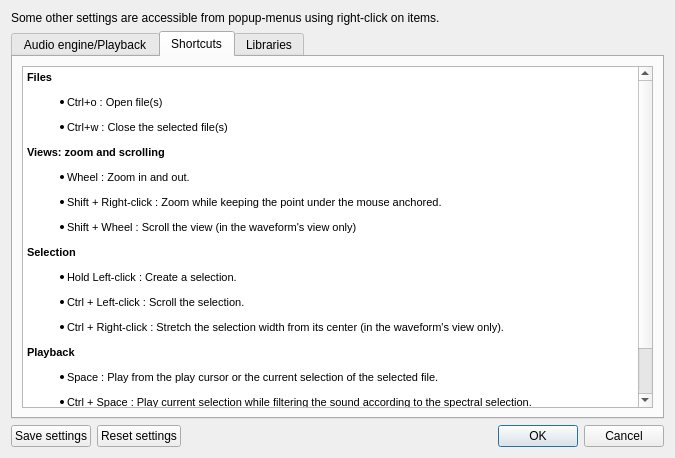
Qt form src/wdialogsettings.ui (gillesdegottex/dfasma) before a commit.
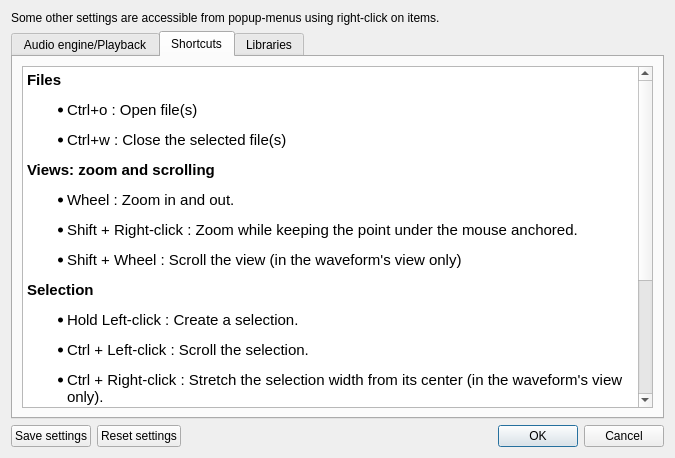
The same form after that commit. The open tabs and pages were chosen to show the change.

```diff
--- a/src/wdialogsettings.ui
+++ b/src/wdialogsettings.ui
@@ -187,22 +187,22 @@
           <string>&lt;!DOCTYPE HTML PUBLIC &quot;-//W3C//DTD HTML 4.0//EN&quot; &quot;http://www.w3.org/TR/REC-html40/strict.dtd&quot;&gt;
 &lt;html&gt;&lt;head&gt;&lt;meta name=&quot;qrichtext&quot; content=&quot;1&quot; /&gt;&lt;style type=&quot;text/css&quot;&gt;
 p, li { white-space: pre-wrap; }
-&lt;/style&gt;&lt;/head&gt;&lt;body style=&quot; font-family:'MS Shell Dlg 2'; font-size:8pt; font-weight:400; font-style:normal;&quot;&gt;
-&lt;p style=&quot; margin-top:12px; margin-bottom:12px; margin-left:0px; margin-right:0px; -qt-block-indent:0; text-indent:0px;&quot;&gt;&lt;span style=&quot; font-family:'Ubuntu'; font-weight:600;&quot;&gt;Files&lt;/span&gt;&lt;/p&gt;
-&lt;ul style=&quot;margin-top: 0px; margin-bottom: 0px; margin-left: 0px; margin-right: 0px; -qt-list-indent: 1;&quot;&gt;&lt;li style=&quot; font-family:'Ubuntu';&quot; style=&quot; margin-top:12px; margin-bottom:12px; margin-left:0px; margin-right:0px; -qt-block-indent:0; text-indent:0px;&quot;&gt;Ctrl+o : Open file(s)&lt;/li&gt;
-&lt;li style=&quot; font-family:'Ubuntu';&quot; style=&quot; margin-top:12px; margin-bottom:12px; margin-left:0px; margin-right:0px; -qt-block-indent:0; text-indent:0px;&quot;&gt;Ctrl+w : Close the selected file(s)&lt;/li&gt;&lt;/ul&gt;
-&lt;p style=&quot; margin-top:12px; margin-bottom:12px; margin-left:0px; margin-right:0px; -qt-block-indent:0; text-indent:0px;&quot;&gt;&lt;span style=&quot; font-family:'Ubuntu'; font-weight:600;&quot;&gt;Views: zoom and scrolling&lt;/span&gt;&lt;/p&gt;
-&lt;ul style=&quot;margin-top: 0px; margin-bottom: 0px; margin-left: 0px; margin-right: 0px; -qt-list-indent: 1;&quot;&gt;&lt;li style=&quot; font-family:'Ubuntu';&quot; style=&quot; margin-top:12px; margin-bottom:12px; margin-left:0px; margin-right:0px; -qt-block-indent:0; text-indent:0px;&quot;&gt;Wheel : Zoom in and out.&lt;/li&gt;
-&lt;li style=&quot; font-family:'Ubuntu';&quot; style=&quot; margin-top:12px; margin-bottom:12px; margin-left:0px; margin-right:0px; -qt-block-indent:0; text-indent:0px;&quot;&gt;Shift + Right-click : Zoom while keeping the point under the mouse anchored.&lt;/li&gt;&lt;/ul&gt;
-&lt;ul style=&quot;margin-top: 0px; margin-bottom: 0px; margin-left: 0px; margin-right: 0px; -qt-list-indent: 1;&quot;&gt;&lt;li style=&quot; font-family:'Ubuntu';&quot; style=&quot; margin-top:12px; margin-bottom:12px; margin-left:0px; margin-right:0px; -qt-block-indent:0; text-indent:0px;&quot;&gt;Shift + Wheel : Scroll the view (in the waveform's view only)&lt;/li&gt;&lt;/ul&gt;
-&lt;p style=&quot; margin-top:12px; margin-bottom:12px; margin-left:0px; margin-right:0px; -qt-block-indent:0; text-indent:0px;&quot;&gt;&lt;span style=&quot; font-family:'Ubuntu'; font-weight:600;&quot;&gt;Selection&lt;/span&gt;&lt;/p&gt;
-&lt;ul style=&quot;margin-top: 0px; margin-bottom: 0px; margin-left: 0px; margin-right: 0px; -qt-list-indent: 1;&quot;&gt;&lt;li style=&quot; font-family:'Ubuntu';&quot; style=&quot; margin-top:12px; margin-bottom:12px; margin-left:0px; margin-right:0px; -qt-block-indent:0; text-indent:0px;&quot;&gt;Hold Left-click : Create a selection.&lt;/li&gt;
-&lt;li style=&quot; font-family:'Ubuntu';&quot; style=&quot; margin-top:12px; margin-bottom:12px; margin-left:0px; margin-right:0px; -qt-block-indent:0; text-indent:0px;&quot;&gt;Ctrl + Left-click : Scroll the selection.&lt;/li&gt;
-&lt;li style=&quot; font-family:'Ubuntu';&quot; style=&quot; margin-top:12px; margin-bottom:12px; margin-left:0px; margin-right:0px; -qt-block-indent:0; text-indent:0px;&quot;&gt;Ctrl + Right-click : Stretch the selection width from its center (in the waveform's view only).&lt;/li&gt;&lt;/ul&gt;
-&lt;p style=&quot; margin-top:12px; margin-bottom:12px; margin-left:0px; margin-right:0px; -qt-block-indent:0; text-indent:0px;&quot;&gt;&lt;span style=&quot; font-family:'Ubuntu'; font-weight:600;&quot;&gt;Playback&lt;/span&gt;&lt;/p&gt;
-&lt;ul style=&quot;margin-top: 0px; margin-bottom: 0px; margin-left: 0px; margin-right: 0px; -qt-list-indent: 1;&quot;&gt;&lt;li style=&quot; font-family:'Ubuntu';&quot; style=&quot; margin-top:12px; margin-bottom:12px; margin-left:0px; margin-right:0px; -qt-block-indent:0; text-indent:0px;&quot;&gt;Space : Play from the play cursor or the current selection of the selected file.&lt;/li&gt;
-&lt;li style=&quot; font-family:'Ubuntu';&quot; style=&quot; margin-top:12px; margin-bottom:12px; margin-left:0px; margin-right:0px; -qt-block-indent:0; text-indent:0px;&quot;&gt;Ctrl + Space : Play current selection while filtering the sound according to the spectral selection.&lt;br /&gt;The filtered time section then becomes redish in order to inform that the waveform has been temporarily altered.&lt;br /&gt;Playing the sound by pressing the Space bar again will restore the original waveform.&lt;/li&gt;&lt;/ul&gt;
-&lt;p style=&quot;-qt-paragraph-type:empty; margin-top:12px; margin-bottom:12px; margin-left:0px; margin-right:0px; -qt-block-indent:0; text-indent:0px;&quot;&gt;&lt;br /&gt;&lt;/p&gt;&lt;/body&gt;&lt;/html&gt;</string>
+&lt;/style&gt;&lt;/head&gt;&lt;body style=&quot; font-family:'Ubuntu'; font-size:11pt; font-weight:400; font-style:normal;&quot;&gt;
+&lt;p style=&quot; margin-top:12px; margin-bottom:12px; margin-left:0px; margin-right:0px; -qt-block-indent:0; text-indent:0px;&quot;&gt;&lt;span style=&quot; font-weight:600;&quot;&gt;Files&lt;/span&gt;&lt;/p&gt;
+&lt;ul style=&quot;margin-top: 0px; margin-bottom: 0px; margin-left: 0px; margin-right: 0px; -qt-list-indent: 1;&quot;&gt;&lt;li style=&quot; margin-top:12px; margin-bottom:12px; margin-left:0px; margin-right:0px; -qt-block-indent:0; text-indent:0px;&quot;&gt;Ctrl+o : Open file(s)&lt;/li&gt;
+&lt;li style=&quot; margin-top:12px; margin-bottom:12px; margin-left:0px; margin-right:0px; -qt-block-indent:0; text-indent:0px;&quot;&gt;Ctrl+w : Close the selected file(s)&lt;/li&gt;&lt;/ul&gt;
+&lt;p style=&quot; margin-top:12px; margin-bottom:12px; margin-left:0px; margin-right:0px; -qt-block-indent:0; text-indent:0px;&quot;&gt;&lt;span style=&quot; font-weight:600;&quot;&gt;Views: zoom and scrolling&lt;/span&gt;&lt;/p&gt;
+&lt;ul style=&quot;margin-top: 0px; margin-bottom: 0px; margin-left: 0px; margin-right: 0px; -qt-list-indent: 1;&quot;&gt;&lt;li style=&quot; margin-top:12px; margin-bottom:12px; margin-left:0px; margin-right:0px; -qt-block-indent:0; text-indent:0px;&quot;&gt;Wheel : Zoom in and out.&lt;/li&gt;
+&lt;li style=&quot; margin-top:12px; margin-bottom:12px; margin-left:0px; margin-right:0px; -qt-block-indent:0; text-indent:0px;&quot;&gt;Shift + Right-click : Zoom while keeping the point under the mouse anchored.&lt;/li&gt;&lt;/ul&gt;
+&lt;ul style=&quot;margin-top: 0px; margin-bottom: 0px; margin-left: 0px; margin-right: 0px; -qt-list-indent: 1;&quot;&gt;&lt;li style=&quot; margin-top:12px; margin-bottom:12px; margin-left:0px; margin-right:0px; -qt-block-indent:0; text-indent:0px;&quot;&gt;Shift + Wheel : Scroll the view (in the waveform's view only)&lt;/li&gt;&lt;/ul&gt;
+&lt;p style=&quot; margin-top:12px; margin-bottom:12px; margin-left:0px; margin-right:0px; -qt-block-indent:0; text-indent:0px;&quot;&gt;&lt;span style=&quot; font-weight:600;&quot;&gt;Selection&lt;/span&gt;&lt;/p&gt;
+&lt;ul style=&quot;margin-top: 0px; margin-bottom: 0px; margin-left: 0px; margin-right: 0px; -qt-list-indent: 1;&quot;&gt;&lt;li style=&quot; margin-top:12px; margin-bottom:12px; margin-left:0px; margin-right:0px; -qt-block-indent:0; text-indent:0px;&quot;&gt;Hold Left-click : Create a selection.&lt;/li&gt;
+&lt;li style=&quot; margin-top:12px; margin-bottom:12px; margin-left:0px; margin-right:0px; -qt-block-indent:0; text-indent:0px;&quot;&gt;Ctrl + Left-click : Scroll the selection.&lt;/li&gt;
+&lt;li style=&quot; margin-top:12px; margin-bottom:12px; margin-left:0px; margin-right:0px; -qt-block-indent:0; text-indent:0px;&quot;&gt;Ctrl + Right-click : Stretch the selection width from its center (in the waveform's view only).&lt;/li&gt;&lt;/ul&gt;
+&lt;p style=&quot; margin-top:12px; margin-bottom:12px; margin-left:0px; margin-right:0px; -qt-block-indent:0; text-indent:0px;&quot;&gt;&lt;span style=&quot; font-weight:600;&quot;&gt;Playback&lt;/span&gt;&lt;/p&gt;
+&lt;ul style=&quot;margin-top: 0px; margin-bottom: 0px; margin-left: 0px; margin-right: 0px; -qt-list-indent: 1;&quot;&gt;&lt;li style=&quot; margin-top:12px; margin-bottom:12px; margin-left:0px; margin-right:0px; -qt-block-indent:0; text-indent:0px;&quot;&gt;Space : Play from the play cursor or the current selection of the selected file.&lt;/li&gt;
+&lt;li style=&quot; margin-top:12px; margin-bottom:12px; margin-left:0px; margin-right:0px; -qt-block-indent:0; text-indent:0px;&quot;&gt;Ctrl + Space : Play current selection while filtering the sound according to the spectral selection.&lt;br /&gt;The filtered time section then becomes redish in order to inform that the waveform has been temporarily altered.&lt;br /&gt;Playing the sound by pressing the Space bar again will restore the original waveform.&lt;/li&gt;&lt;/ul&gt;
+&lt;p style=&quot;-qt-paragraph-type:empty; margin-top:12px; margin-bottom:12px; margin-left:0px; margin-right:0px; -qt-block-indent:0; text-indent:0px; font-family:'MS Shell Dlg 2';&quot;&gt;&lt;br /&gt;&lt;/p&gt;&lt;/body&gt;&lt;/html&gt;</string>
          </property>
         </widget>
        </item>
```
